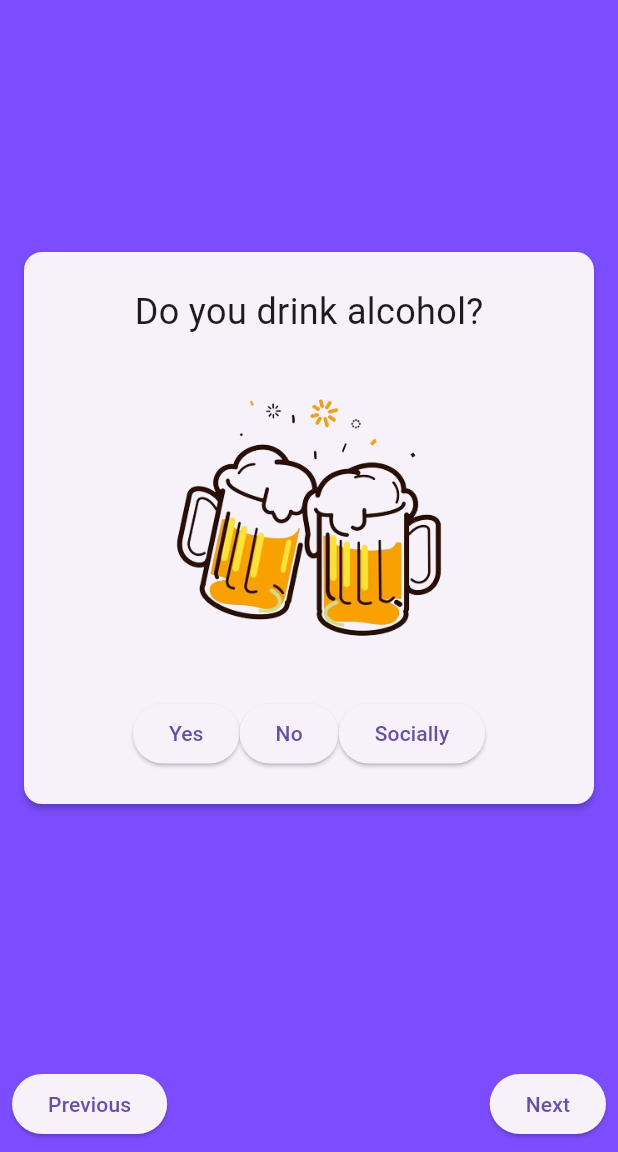
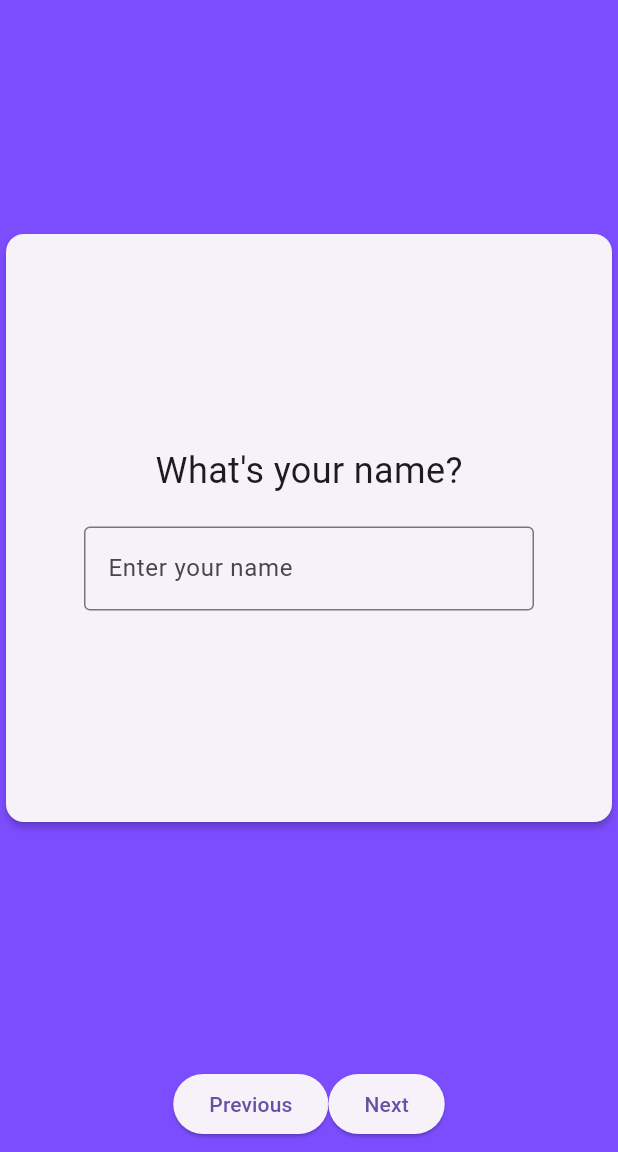
Before and after one commit to B1llstar/ChildFree_Romance, a Flutter app: the screen it shows after launch, swiped to page 2, on a phone screen of 412 x 824 dp, the part 84-1236 px from its top. Run offline on Flutter 3.47's test engine with Material 3 defaults, Android fonts, the phone set to English and light mode, and no system bars; our stand-ins replace appinio_swiper, cloud_firestore, firebase_auth, firebase_core, firebase_storage, flutter_breadcrumb and 2 more; missing offline and left inert: flutter_settings_ui, universal_html; accounts and stored records are empty; network calls fail; statements that could not run were skipped.

Commit message:
profile picture and name pages. gotta add a breadcrumb bar and sync the name up w/ firestore

```diff
--- a/lib/Screens/EasyIntro/DrinkSmoke420Interests.dart
+++ b/lib/Screens/EasyIntro/DrinkSmoke420Interests.dart
@@ -3,6 +3,9 @@ import 'package:cloud_firestore/cloud_firestore.dart';
 import 'package:firebase_auth/firebase_auth.dart';
 import 'package:firebase_core/firebase_core.dart';
 import 'package:flutter/material.dart';
+
+import '../User/upload_profile_picture.dart';
+import 'name_page.dart';
 
 void main() async {
   WidgetsFlutterBinding.ensureInitialized();
@@ -81,6 +84,24 @@ class _QuestionPageState extends State<QuestionPage> {
 
   List<Map<String, dynamic>> _questions = [
     {
+      'property': 'does420',
+      'title': 'Are you sterilized?',
+      'options': ['Sterilized', 'Not Sterilized', 'Will Sterilize'],
+      'assetImageUrl': 'assets/plant.png',
+    },
+    {
+      'property': 'willRelocate',
+      'title': 'Are you willing to relocate?',
+      'options': ['Yes', 'No', 'Maybe'],
+      'assetImageUrl': 'assets/globe.png',
+    },
+    {
+      'property': 'willDoLongDistance',
+      'title': 'Are you open to long-distance?',
+      'options': ['Yes', 'No'],
+      'assetImageUrl': 'assets/globe.png',
+    },
+    {
       'property': 'doesDrink',
       'title': 'Do you drink alcohol?',
       'options': ['Yes', 'No', 'Socially'],
@@ -96,12 +117,6 @@ class _QuestionPageState extends State<QuestionPage> {
       'property': 'does420',
       'title': 'Do you partake?',
       'options': ['Yes', 'No', 'Socially'],
-      'assetImageUrl': 'assets/plant.png',
-    },
-    {
-      'property': 'does420',
-      'title': 'Are you sterilized?',
-      'options': ['Sterilized', 'Not Sterilized', 'Will Sterilize'],
       'assetImageUrl': 'assets/plant.png',
     },
     {
@@ -171,8 +186,16 @@ class _QuestionPageState extends State<QuestionPage> {
           Expanded(
             child: PageView.builder(
               controller: _pageController,
-              itemCount: _questions.length,
+              itemCount: _questions.length + 2,
               itemBuilder: (context, index) {
+                if (index == 0)
+                  return NamePage(
+                    onNextPressed: (String name) {},
+                  );
+                if (index == 1)
+                  return ProfilePictureUpload(
+                    onNextPressed: () {},
+                  );
                 return _buildQuestionWidget(_questions[index]);
               },
             ),
@@ -180,7 +203,7 @@ class _QuestionPageState extends State<QuestionPage> {
           Padding(
             padding: const EdgeInsets.all(8.0),
             child: Row(
-              mainAxisAlignment: MainAxisAlignment.spaceBetween,
+              mainAxisAlignment: MainAxisAlignment.center,
               children: [
                 ElevatedButton(
                   onPressed: previousPage,
--- /dev/null
+++ b/lib/Screens/EasyIntro/name_page.dart
@@ -0,0 +1,49 @@
+import 'package:flutter/material.dart';
+
+class NamePage extends StatelessWidget {
+  final void Function(String name) onNextPressed;
+
+  const NamePage({Key? key, required this.onNextPressed}) : super(key: key);
+
+  @override
+  Widget build(BuildContext context) {
+    return Container(
+      color: Colors.deepPurpleAccent,
+      child: Column(
+        mainAxisAlignment: MainAxisAlignment.center,
+        children: [
+          Container(
+            height: 400,
+            width: 500,
+            child: Card(
+              elevation: 2,
+              child: Column(
+                mainAxisAlignment: MainAxisAlignment.center,
+                crossAxisAlignment: CrossAxisAlignment.center,
+                children: [
+                  Text(
+                    'What\'s your name?',
+                    style: TextStyle(fontSize: 24),
+                  ),
+                  SizedBox(height: 20),
+                  Container(
+                    width: 300,
+                    child: TextField(
+                      decoration: InputDecoration(
+                        hintText: 'Enter your name',
+                        border: OutlineInputBorder(),
+                      ),
+                      onSubmitted: (name) {
+                        onNextPressed(name);
+                      },
+                    ),
+                  ),
+                ],
+              ),
+            ),
+          ),
+        ],
+      ),
+    );
+  }
+}
--- a/pubspec.yaml
+++ b/pubspec.yaml
@@ -48,6 +48,7 @@ dependencies:
   flutter_settings_ui: ^3.0.0
   adaptive_dialog: ^2.1.0
   universal_html: ^2.2.4
+  shared_preferences: ^2.2.2
 
 dev_dependencies:
   flutter_test:
```
Also changed, not shown: lib/Screens/User/upload_profile_picture.dart (+150 -133 lines), lib/main.dart (+8 -2 lines), pubspec.lock, 1 other file.
